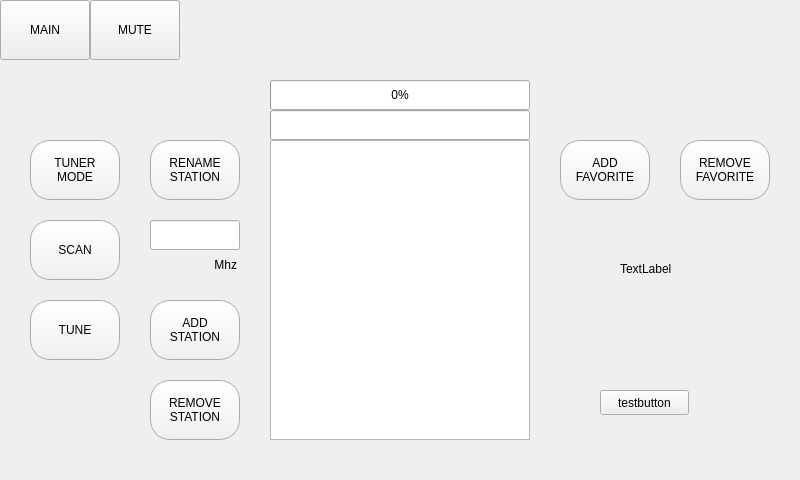
Qt form dialog.ui (Vitalic66/DAB-FM-sundtek-api) before a commit.
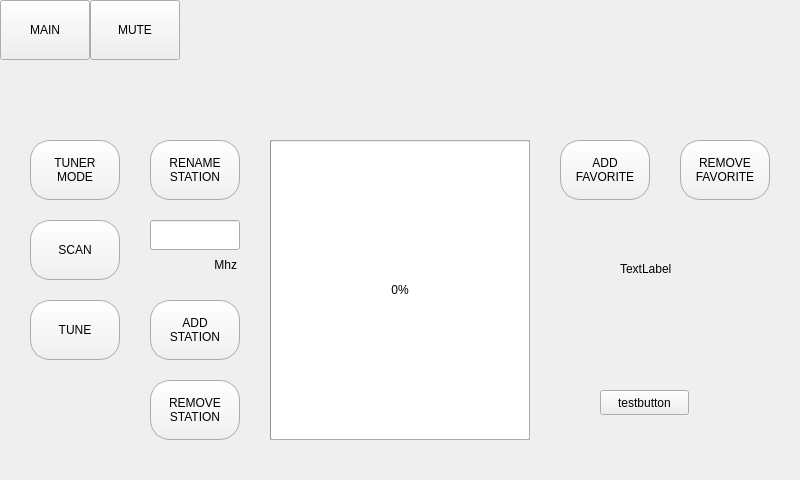
The same form after that commit.

```diff
--- a/dialog.ui
+++ b/dialog.ui
@@ -368,16 +368,16 @@
      <property name="geometry">
       <rect>
        <x>270</x>
-       <y>110</y>
+       <y>140</y>
        <width>260</width>
-       <height>30</height>
+       <height>300</height>
       </rect>
      </property>
      <property name="value">
       <number>0</number>
      </property>
      <property name="format">
-      <string/>
+      <string>%p%</string>
      </property>
     </widget>
     <widget class="QPushButton" name="btn_scan_to_main">
@@ -440,9 +440,9 @@
      <property name="geometry">
       <rect>
        <x>270</x>
-       <y>80</y>
+       <y>140</y>
        <width>260</width>
-       <height>30</height>
+       <height>300</height>
       </rect>
      </property>
      <property name="maximum">
```
